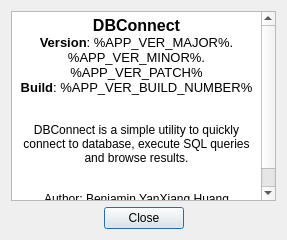
This is src/UI/AboutDialog.ui in yxbh/DBConnect as Qt 5 draws it before an edit. The edited form follows.
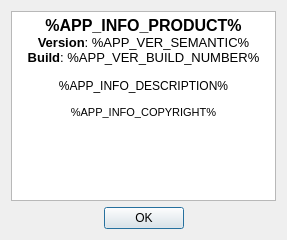
This is the edited form.

Commit message: update about dialog to use app and version info from generated headers

```diff
--- a/src/UI/AboutDialog.ui
+++ b/src/UI/AboutDialog.ui
@@ -20,17 +20,15 @@
       <string>&lt;!DOCTYPE HTML PUBLIC &quot;-//W3C//DTD HTML 4.0//EN&quot; &quot;http://www.w3.org/TR/REC-html40/strict.dtd&quot;&gt;
 &lt;html&gt;&lt;head&gt;&lt;meta name=&quot;qrichtext&quot; content=&quot;1&quot; /&gt;&lt;style type=&quot;text/css&quot;&gt;
 p, li { white-space: pre-wrap; }
-&lt;/style&gt;&lt;/head&gt;&lt;body style=&quot; font-family:'.SF NS Text'; font-size:13pt; font-weight:400; font-style:normal;&quot;&gt;
-&lt;p align=&quot;center&quot; style=&quot; margin-top:0px; margin-bottom:0px; margin-left:0px; margin-right:0px; -qt-block-indent:0; text-indent:0px;&quot;&gt;&lt;span style=&quot; font-family:'MS Shell Dlg 2'; font-size:12pt; font-weight:600;&quot;&gt;DBConnect&lt;/span&gt;&lt;/p&gt;
-&lt;p align=&quot;center&quot; style=&quot; margin-top:0px; margin-bottom:0px; margin-left:0px; margin-right:0px; -qt-block-indent:0; text-indent:0px;&quot;&gt;&lt;span style=&quot; font-family:'MS Shell Dlg 2'; font-size:10pt; font-weight:600;&quot;&gt;Version&lt;/span&gt;&lt;span style=&quot; font-family:'MS Shell Dlg 2'; font-size:10pt;&quot;&gt;: %APP_VER_MAJOR%.%APP_VER_MINOR%.%APP_VER_PATCH%&lt;/span&gt;&lt;/p&gt;
-&lt;p align=&quot;center&quot; style=&quot; margin-top:0px; margin-bottom:0px; margin-left:0px; margin-right:0px; -qt-block-indent:0; text-indent:0px;&quot;&gt;&lt;span style=&quot; font-family:'MS Shell Dlg 2'; font-size:10pt; font-weight:600;&quot;&gt;Build&lt;/span&gt;&lt;span style=&quot; font-family:'MS Shell Dlg 2'; font-size:10pt;&quot;&gt;: %APP_VER_BUILD_NUMBER%&lt;/span&gt;&lt;/p&gt;
-&lt;p align=&quot;center&quot; style=&quot;-qt-paragraph-type:empty; margin-top:0px; margin-bottom:0px; margin-left:0px; margin-right:0px; -qt-block-indent:0; text-indent:0px; font-family:'MS Shell Dlg 2'; font-size:9pt;&quot;&gt;&lt;br /&gt;&lt;/p&gt;
-&lt;p align=&quot;center&quot; style=&quot;-qt-paragraph-type:empty; margin-top:0px; margin-bottom:0px; margin-left:0px; margin-right:0px; -qt-block-indent:0; text-indent:0px; font-family:'MS Shell Dlg 2'; font-size:9pt;&quot;&gt;&lt;br /&gt;&lt;/p&gt;
-&lt;p align=&quot;center&quot; style=&quot; margin-top:0px; margin-bottom:0px; margin-left:0px; margin-right:0px; -qt-block-indent:0; text-indent:0px;&quot;&gt;&lt;span style=&quot; font-family:'MS Shell Dlg 2'; font-size:9pt;&quot;&gt;DBConnect is a simple utility to quickly connect to database, execute SQL queries and browse results.&lt;/span&gt;&lt;/p&gt;
-&lt;p align=&quot;center&quot; style=&quot;-qt-paragraph-type:empty; margin-top:0px; margin-bottom:0px; margin-left:0px; margin-right:0px; -qt-block-indent:0; text-indent:0px; font-family:'MS Shell Dlg 2'; font-size:8pt;&quot;&gt;&lt;br /&gt;&lt;/p&gt;
-&lt;p align=&quot;center&quot; style=&quot;-qt-paragraph-type:empty; margin-top:0px; margin-bottom:0px; margin-left:0px; margin-right:0px; -qt-block-indent:0; text-indent:0px; font-family:'MS Shell Dlg 2'; font-size:9pt;&quot;&gt;&lt;br /&gt;&lt;/p&gt;
-&lt;p align=&quot;center&quot; style=&quot; margin-top:0px; margin-bottom:0px; margin-left:0px; margin-right:0px; -qt-block-indent:0; text-indent:0px;&quot;&gt;&lt;span style=&quot; font-family:'MS Shell Dlg 2'; font-size:9pt;&quot;&gt;Author: Benjamin YanXiang Huang&lt;/span&gt;&lt;/p&gt;
-&lt;p align=&quot;center&quot; style=&quot;-qt-paragraph-type:empty; margin-top:0px; margin-bottom:0px; margin-left:0px; margin-right:0px; -qt-block-indent:0; text-indent:0px; font-family:'MS Shell Dlg 2'; font-size:7.8pt;&quot;&gt;&lt;br /&gt;&lt;/p&gt;&lt;/body&gt;&lt;/html&gt;</string>
+&lt;/style&gt;&lt;/head&gt;&lt;body style=&quot; font-family:'MS Shell Dlg 2'; font-size:8.25pt; font-weight:400; font-style:normal;&quot;&gt;
+&lt;p align=&quot;center&quot; style=&quot; margin-top:0px; margin-bottom:0px; margin-left:0px; margin-right:0px; -qt-block-indent:0; text-indent:0px;&quot;&gt;&lt;span style=&quot; font-size:12pt; font-weight:600;&quot;&gt;%APP_INFO_PRODUCT%&lt;/span&gt;&lt;/p&gt;
+&lt;p align=&quot;center&quot; style=&quot; margin-top:0px; margin-bottom:0px; margin-left:0px; margin-right:0px; -qt-block-indent:0; text-indent:0px;&quot;&gt;&lt;span style=&quot; font-size:10pt; font-weight:600;&quot;&gt;Version&lt;/span&gt;&lt;span style=&quot; font-size:10pt;&quot;&gt;: %APP_VER_SEMANTIC%&lt;/span&gt;&lt;/p&gt;
+&lt;p align=&quot;center&quot; style=&quot; margin-top:0px; margin-bottom:0px; margin-left:0px; margin-right:0px; -qt-block-indent:0; text-indent:0px;&quot;&gt;&lt;span style=&quot; font-size:10pt; font-weight:600;&quot;&gt;Build&lt;/span&gt;&lt;span style=&quot; font-size:10pt;&quot;&gt;: %APP_VER_BUILD_NUMBER%&lt;/span&gt;&lt;/p&gt;
+&lt;p align=&quot;center&quot; style=&quot;-qt-paragraph-type:empty; margin-top:0px; margin-bottom:0px; margin-left:0px; margin-right:0px; -qt-block-indent:0; text-indent:0px; font-size:9pt;&quot;&gt;&lt;br /&gt;&lt;/p&gt;
+&lt;p align=&quot;center&quot; style=&quot; margin-top:0px; margin-bottom:0px; margin-left:0px; margin-right:0px; -qt-block-indent:0; text-indent:0px;&quot;&gt;&lt;span style=&quot; font-size:9pt;&quot;&gt;%APP_INFO_DESCRIPTION%&lt;/span&gt;&lt;/p&gt;
+&lt;p align=&quot;center&quot; style=&quot;-qt-paragraph-type:empty; margin-top:0px; margin-bottom:0px; margin-left:0px; margin-right:0px; -qt-block-indent:0; text-indent:0px; font-size:8pt;&quot;&gt;&lt;br /&gt;&lt;/p&gt;
+&lt;p align=&quot;center&quot; style=&quot; margin-top:0px; margin-bottom:0px; margin-left:0px; margin-right:0px; -qt-block-indent:0; text-indent:0px;&quot;&gt;&lt;span style=&quot; font-size:8pt;&quot;&gt;%APP_INFO_COPYRIGHT%&lt;/span&gt;&lt;/p&gt;
+&lt;p align=&quot;center&quot; style=&quot;-qt-paragraph-type:empty; margin-top:0px; margin-bottom:0px; margin-left:0px; margin-right:0px; -qt-block-indent:0; text-indent:0px; font-size:7.8pt;&quot;&gt;&lt;br /&gt;&lt;/p&gt;&lt;/body&gt;&lt;/html&gt;</string>
      </property>
     </widget>
    </item>
@@ -52,7 +50,7 @@
      <item>
       <widget class="QPushButton" name="pushButton_closeDialog">
        <property name="text">
-        <string>Close</string>
+        <string>OK</string>
        </property>
       </widget>
      </item>
```
The commit also changes 1 other file.
